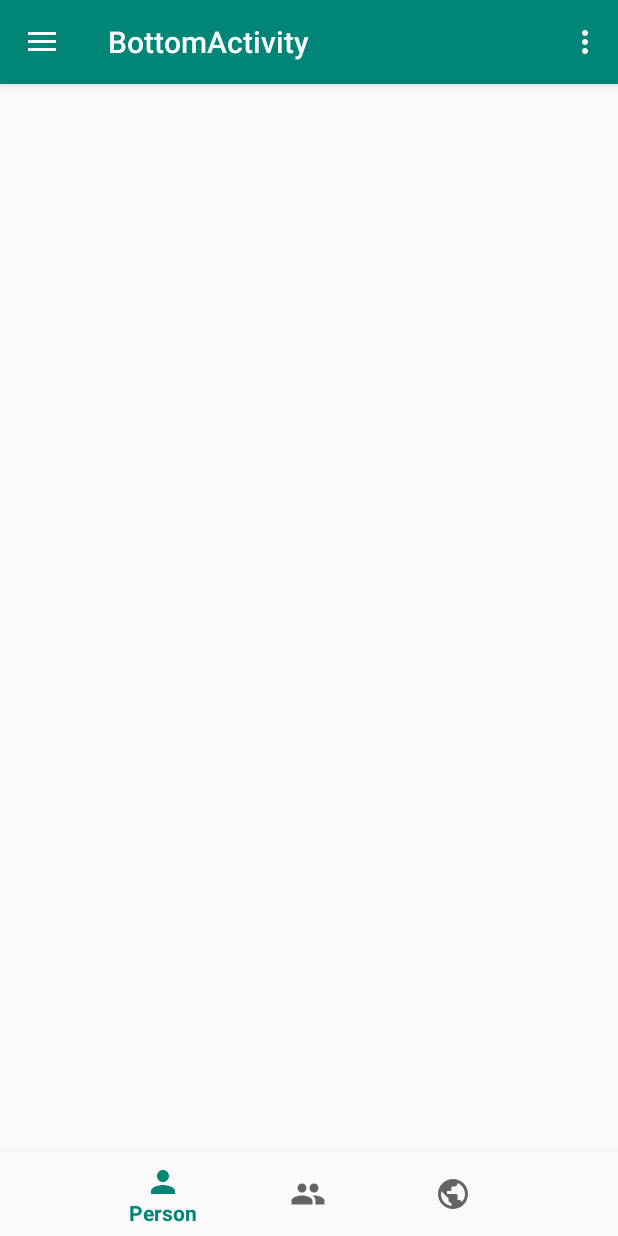
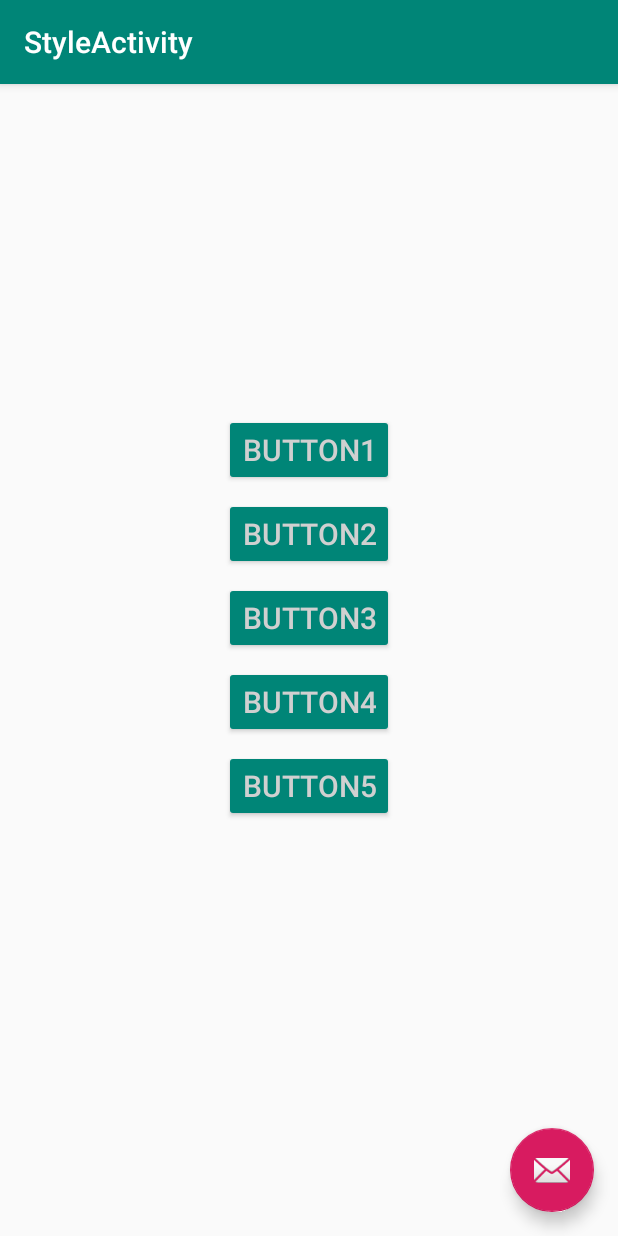
Before and after one commit to SerzhBelik/MaterialDesign, an Android app: the screen it shows after launch (BottomActivity before the commit, StyleActivity after it), on a phone screen of 412 x 824 dp. Run offline under Robolectric (Android 15) with nearby library versions, the phone set to English and light mode, and no system bars.

Commit message:
ДЗ № 8 StyleActivity

```diff
--- a/app/src/main/AndroidManifest.xml
+++ b/app/src/main/AndroidManifest.xml
@@ -16,7 +16,7 @@
         <activity
             android:name=".homework4.RecyclerActivity"
             android:label="@string/title_activity_recycler"
-            android:theme="@style/AppTheme.NoActionBar"></activity>
+            android:theme="@style/AppTheme.NoActionBar" />
         <activity
             android:name=".homework4.TabActivity"
             android:label="@string/title_activity_tab"
@@ -26,6 +26,10 @@
         <activity
             android:name=".homework4.BottomActivity"
             android:label="@string/title_activity_bottom"
+            android:theme="@style/AppTheme.NoActionBar"></activity>
+        <activity
+            android:name=".homework4.hw8.StyleActivity"
+            android:label="@string/title_activity_style"
             android:theme="@style/AppTheme.NoActionBar">
             <intent-filter>
                 <action android:name="android.intent.action.MAIN" />
--- /dev/null
+++ b/app/src/main/java/com/example/belikov/myapplication/homework4/hw8/StyleActivity.java
@@ -0,0 +1,31 @@
+package com.example.belikov.myapplication.homework4.hw8;
+
+import android.os.Bundle;
+import android.support.design.widget.FloatingActionButton;
+import android.support.design.widget.Snackbar;
+import android.support.v7.app.AppCompatActivity;
+import android.support.v7.widget.Toolbar;
+import android.view.View;
+
+import com.example.belikov.myapplication.R;
+
+public class StyleActivity extends AppCompatActivity {
+
+    @Override
+    protected void onCreate(Bundle savedInstanceState) {
+        super.onCreate(savedInstanceState);
+        setContentView(R.layout.activity_style);
+        Toolbar toolbar = (Toolbar) findViewById(R.id.toolbar);
+        setSupportActionBar(toolbar);
+
+        FloatingActionButton fab = (FloatingActionButton) findViewById(R.id.fab);
+        fab.setOnClickListener(new View.OnClickListener() {
+            @Override
+            public void onClick(View view) {
+                Snackbar.make(view, "Replace with your own action", Snackbar.LENGTH_LONG)
+                        .setAction("Action", null).show();
+            }
+        });
+    }
+
+}
--- /dev/null
+++ b/app/src/main/res/layout/activity_style.xml
@@ -0,0 +1,33 @@
+<?xml version="1.0" encoding="utf-8"?>
+<android.support.design.widget.CoordinatorLayout xmlns:android="http://schemas.android.com/apk/res/android"
+    xmlns:app="http://schemas.android.com/apk/res-auto"
+    xmlns:tools="http://schemas.android.com/tools"
+    android:layout_width="match_parent"
+    android:layout_height="match_parent"
+    tools:context=".homework4.hw8.StyleActivity">
+
+    <android.support.design.widget.AppBarLayout
+        android:layout_width="match_parent"
+        android:layout_height="wrap_content"
+        android:theme="@style/AppTheme.AppBarOverlay">
+
+        <android.support.v7.widget.Toolbar
+            android:id="@+id/toolbar"
+            android:layout_width="match_parent"
+            android:layout_height="?attr/actionBarSize"
+            android:background="?attr/colorPrimary"
+            app:popupTheme="@style/AppTheme.PopupOverlay" />
+
+    </android.support.design.widget.AppBarLayout>
+
+    <include layout="@layout/content_style" />
+
+    <android.support.design.widget.FloatingActionButton
+        android:id="@+id/fab"
+        android:layout_width="wrap_content"
+        android:layout_height="wrap_content"
+        android:layout_gravity="bottom|end"
+        android:layout_margin="@dimen/fab_margin"
+        app:srcCompat="@android:drawable/ic_dialog_email" />
+
+</android.support.design.widget.CoordinatorLayout>
--- a/app/src/main/res/layout/app_bar_tab.xml
+++ b/app/src/main/res/layout/app_bar_tab.xml
@@ -37,14 +37,16 @@
             app:tabTextColor="@android:color/white"
             android:background="?attr/colorPrimary"/>
 
-        <android.support.v4.view.ViewPager
-            android:id="@+id/view_pager"
-            android:layout_width="match_parent"
-            android:layout_height="match_parent"
-            app:layout_behavior="@string/appbar_scrolling_view_behavior"/>
+
 
 
     </android.support.design.widget.AppBarLayout>
+
+    <android.support.v4.view.ViewPager
+        android:id="@+id/view_pager"
+        android:layout_width="match_parent"
+        android:layout_height="match_parent"
+        app:layout_behavior="@string/appbar_scrolling_view_behavior"/>
 
     <!--<include layout="@layout/content_tab" />-->
 
--- /dev/null
+++ b/app/src/main/res/layout/content_style.xml
@@ -0,0 +1,31 @@
+<?xml version="1.0" encoding="utf-8"?>
+<LinearLayout xmlns:android="http://schemas.android.com/apk/res/android"
+    xmlns:app="http://schemas.android.com/apk/res-auto"
+    xmlns:tools="http://schemas.android.com/tools"
+    android:layout_width="match_parent"
+    android:layout_height="match_parent"
+    tools:context=".homework4.hw8.StyleActivity"
+    android:gravity="center"
+    android:orientation="vertical">
+
+    <Button
+        style="@style/button_style"
+        android:text="Button1"/>
+
+    <Button
+        style="@style/button_style"
+        android:text="Button2"/>
+
+    <Button
+        style="@style/button_style"
+        android:text="Button3"/>
+
+    <Button
+        style="@style/button_style"
+        android:text="Button4"/>
+
+    <Button
+        style="@style/button_style"
+        android:text="Button5"/>
+
+</LinearLayout>
--- a/app/src/main/res/values/strings.xml
+++ b/app/src/main/res/values/strings.xml
@@ -326,4 +326,5 @@
     <!-- TODO: Remove or change this placeholder text -->
     <string name="hello_blank_fragment">Hello blank fragment</string>
     <string name="title_activity_bottom">BottomActivity</string>
+    <string name="title_activity_style">StyleActivity</string>
 </resources>
--- a/app/src/main/res/values/styles.xml
+++ b/app/src/main/res/values/styles.xml
@@ -31,5 +31,14 @@
         <item name="android:textColor">@android:color/holo_orange_dark</item>
     </style>
 
+    <style name="button_style">
+        <item name="android:layout_width">wrap_content</item>
+        <item name="android:layout_height">wrap_content</item>
+        <item name="android:textSize">20dp</item>
+        <item name="android:textColor">@color/colorBackground</item>
+        <item name="android:backgroundTint">@color/colorPrimary</item>
+        <item name="android:layout_margin">4dp</item>
+    </style>
+
 
 </resources>
```
